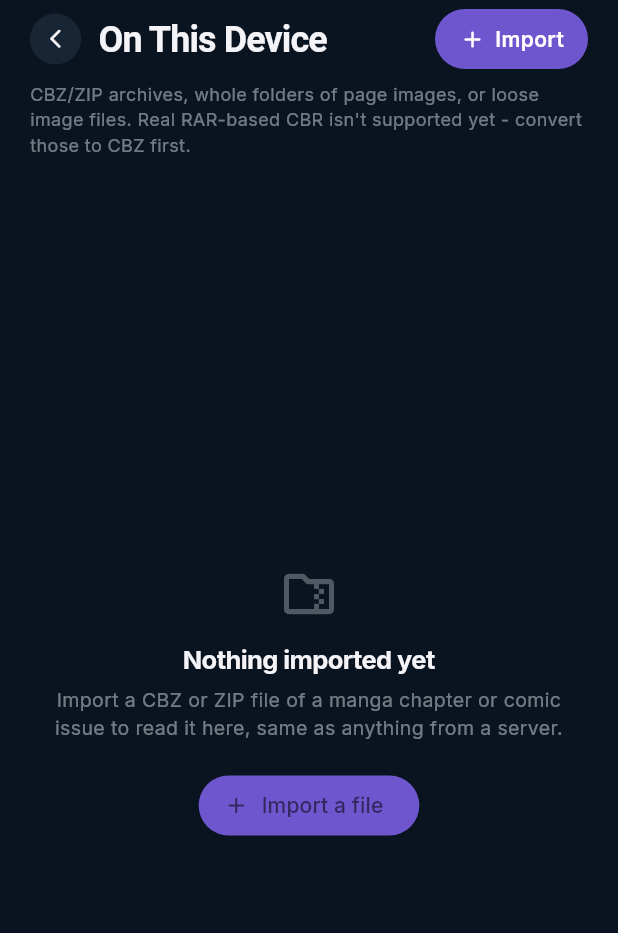
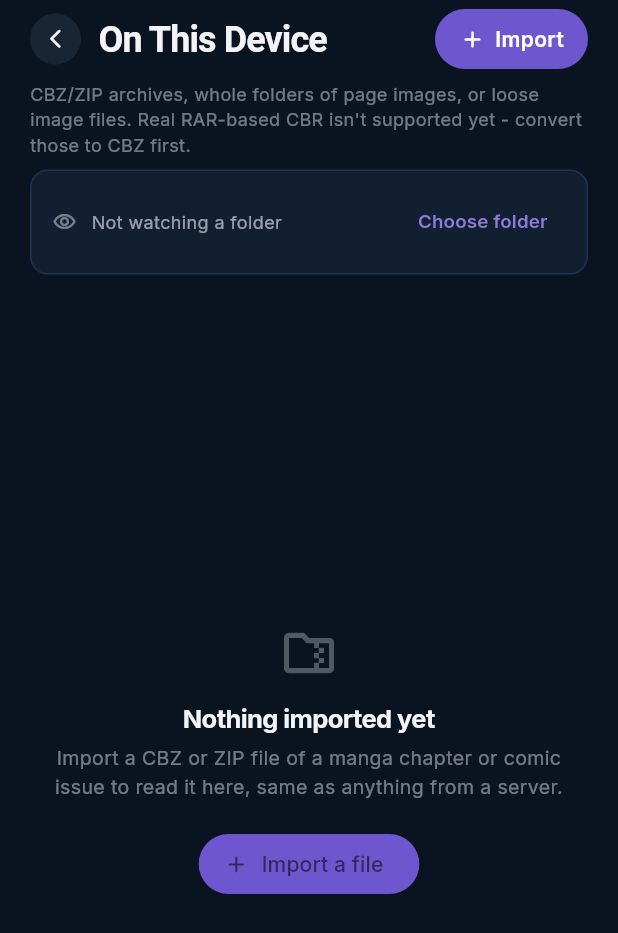
Before and after one commit to Musecreatives/personal_comic_reader, a Flutter app: the LocalLibraryScreen screen opened by its route, on a phone screen of 412 x 824 dp. Shown: the top 933 px of the screen. Run offline on Flutter 3.47's test engine with Material 3 defaults, Android fonts, the light colour scheme and no system bars; our stand-ins replace cached_network_image, connectivity_plus, dio, file_picker, fl_chart, flutter_riverpod and 6 more; accounts and stored records are empty.

Commit message:
Watch-folder auto-import for the local library
A chosen folder is watched (while the app is running) for new CBZ/ZIP
files or subfolders of images, importing each automatically the same
way manual import does. Already-imported entries are tracked by path
so a restart doesn't redo them. Configured from a row on the Local
Library screen; desktop/mobile only (no filesystem watch on web).

```diff
--- a/lib/features/local_library/local_library_screen.dart
+++ b/lib/features/local_library/local_library_screen.dart
@@ -30,6 +30,23 @@ class LocalLibraryScreen extends ConsumerStatefulWidget {
 
 class _LocalLibraryScreenState extends ConsumerState<LocalLibraryScreen> {
   bool _importing = false;
+
+  String? get _watchedFolder =>
+      kIsWeb ? null : ref.read(watchFolderStoreProvider).path;
+
+  Future<void> _chooseWatchFolder() async {
+    final path = await FilePicker.getDirectoryPath();
+    if (path == null) return;
+    await ref.read(watchFolderStoreProvider).setPath(path);
+    await ref.read(watchFolderServiceProvider).start();
+    if (mounted) setState(() {});
+  }
+
+  Future<void> _stopWatching() async {
+    await ref.read(watchFolderServiceProvider).stop();
+    await ref.read(watchFolderStoreProvider).setPath(null);
+    if (mounted) setState(() {});
+  }
 
   Future<void> _import() async {
     setState(() => _importing = true);
@@ -362,6 +379,15 @@ class _LocalLibraryScreenState extends ConsumerState<LocalLibraryScreen> {
                 style: AppText.body(size: 12, color: AppColors.text45),
               ),
             ),
+            if (!kIsWeb)
+              Padding(
+                padding: const EdgeInsets.fromLTRB(20, 0, 20, 8),
+                child: _WatchFolderRow(
+                  path: _watchedFolder,
+                  onChoose: _chooseWatchFolder,
+                  onStop: _stopWatching,
+                ),
+              ),
             Expanded(
               child: series.isEmpty
                   ? _EmptyState(importing: _importing, onImport: _import)
@@ -483,6 +509,46 @@ class _ImportMenuButton extends StatelessWidget {
   }
 }
 
+class _WatchFolderRow extends StatelessWidget {
+  final String? path;
+  final VoidCallback onChoose;
+  final VoidCallback onStop;
+  const _WatchFolderRow({required this.path, required this.onChoose, required this.onStop});
+
+  @override
+  Widget build(BuildContext context) {
+    return Container(
+      padding: const EdgeInsets.symmetric(horizontal: 14, vertical: 10),
+      decoration: BoxDecoration(
+        color: AppColors.card,
+        borderRadius: BorderRadius.circular(12),
+        border: Border.all(color: AppColors.border),
+      ),
+      child: Row(
+        children: [
+          Icon(Icons.visibility_outlined, size: 16, color: AppColors.text45),
+          const SizedBox(width: 10),
+          Expanded(
+            child: Text(
+              path == null
+                  ? 'Not watching a folder'
+                  : 'Watching: $path',
+              maxLines: 1,
+              overflow: TextOverflow.ellipsis,
+              style: AppText.body(size: 12, color: AppColors.text60),
+            ),
+          ),
+          TextButton(
+            onPressed: path == null ? onChoose : onStop,
+            child: Text(path == null ? 'Choose folder' : 'Stop',
+                style: AppText.body(size: 12.5, weight: FontWeight.w600, color: AppColors.accentLink)),
+          ),
+        ],
+      ),
+    );
+  }
+}
+
 class _SeriesAction extends StatelessWidget {
   final IconData icon;
   final String title;
```
Also changed, not shown: lib/app/providers.dart (+15 -0 lines), lib/core/local_watch/watch_folder_service.dart (added, +88 -0 lines), lib/core/local_watch/watch_folder_store.dart (added, +32 -0 lines), lib/main.dart (+21 -1 lines), 1 other file.
